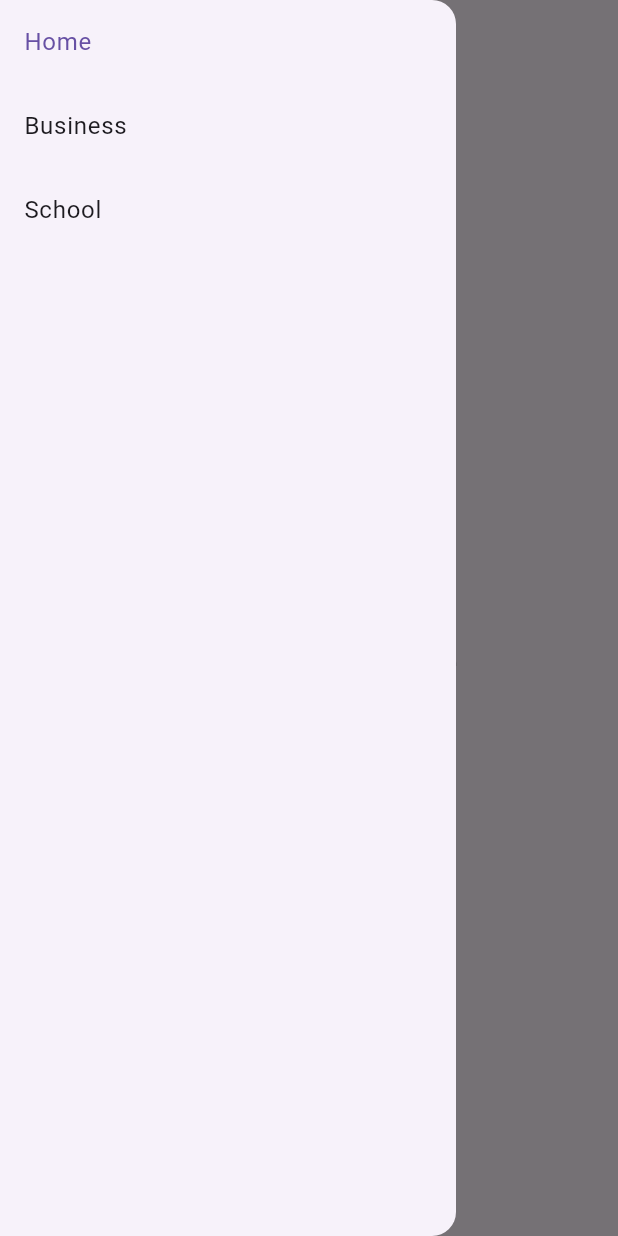
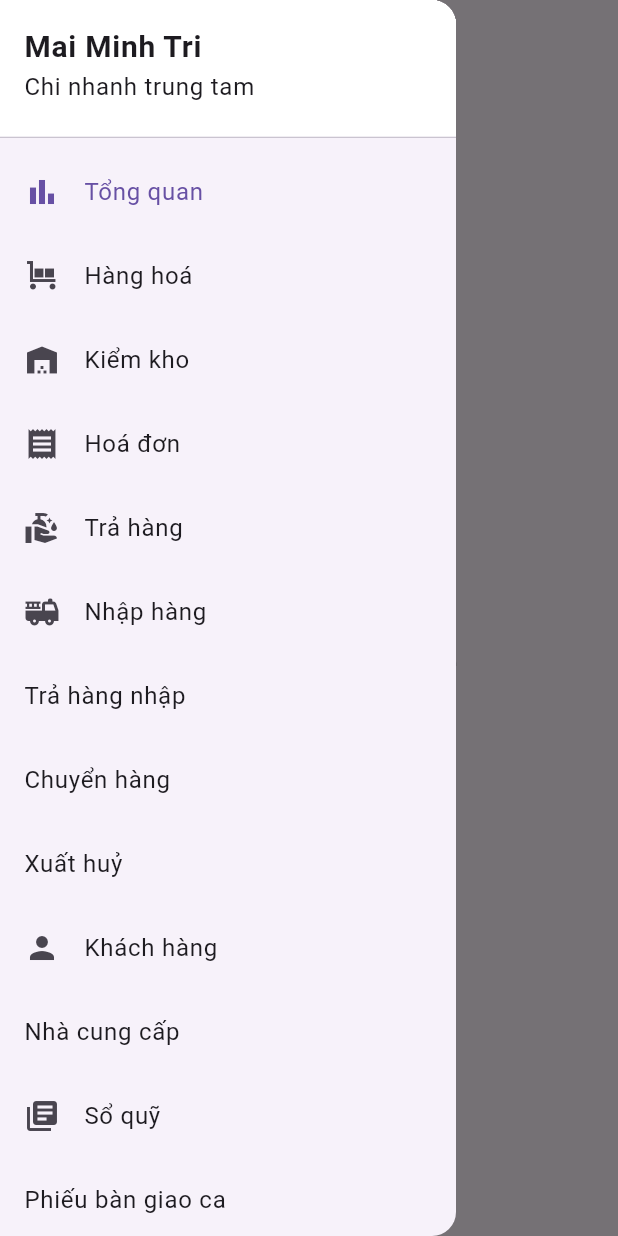
Before and after one commit to trimai3001/Tasty, a Flutter app: the screen it shows after launch, with the side drawer open, on a phone screen of 412 x 824 dp. Run offline on Flutter 3.47's test engine with Material 3 defaults, Android fonts, the phone set to English and light mode, and no system bars.

Commit message:
Add icon and menu for navigator (drawer)

```diff
--- a/lib/home.dart
+++ b/lib/home.dart
@@ -42,40 +42,184 @@ class _MyHomePageState extends State<MyHomePage> {
         child: _widgetOptions[_selectedIndex],
       ),
       drawer: Drawer(
-        // Add a ListView to the drawer. This ensures the user can scroll
-        // through the options in the drawer if there isn't enough vertical
-        // space to fit everything.
         child: ListView(
-          // Important: Remove any padding from the ListView.
           padding: EdgeInsets.zero,
           children: [
+            const SizedBox(
+              height: 100,
+              child: DrawerHeader(
+                  decoration: BoxDecoration(
+                    color: Colors.white,
+                  ),
+                  child: Column(
+                    crossAxisAlignment: CrossAxisAlignment.start,
+                    children: [
+                      Text(
+                        "Mai Minh Tri",
+                        style: TextStyle(
+                            fontSize: 20, fontWeight: FontWeight.bold),
+                      ),
+                      Text("Chi nhanh trung tam", textAlign: TextAlign.left)
+                    ],
+                  )),
+            ),
             ListTile(
-              title: const Text('Home'),
+              leading: const Icon(Icons.bar_chart_outlined),
+              title: const Text('Tổng quan'),
               selected: _selectedIndex == 0,
               onTap: () {
-                // Update the state of the app
                 _onItemTapped(0);
-                // Then close the drawer
                 Navigator.pop(context);
               },
             ),
             ListTile(
-              title: const Text('Business'),
+              leading: const Icon(Icons.trolley),
+              title: const Text('Hàng hoá'),
               selected: _selectedIndex == 1,
               onTap: () {
-                // Update the state of the app
                 _onItemTapped(1);
-                // Then close the drawer
                 Navigator.pop(context);
               },
             ),
             ListTile(
-              title: const Text('School'),
+              leading: const Icon(Icons.warehouse),
+              title: const Text('Kiểm kho'),
               selected: _selectedIndex == 2,
               onTap: () {
-                // Update the state of the app
                 _onItemTapped(2);
-                // Then close the drawer
+                Navigator.pop(context);
+              },
+            ),
+            ListTile(
+              leading: const Icon(Icons.receipt),
+              title: const Text('Hoá đơn'),
+              selected: _selectedIndex == 3,
+              onTap: () {
+                _onItemTapped(3);
+                Navigator.pop(context);
+              },
+            ),
+            ListTile(
+              leading: const Icon(Icons.clean_hands),
+              title: const Text('Trả hàng'),
+              selected: _selectedIndex == 4,
+              onTap: () {
+                _onItemTapped(4);
+                Navigator.pop(context);
+              },
+            ),
+            // Add more ListTile widgets for additional options...
+            // Example:
+            ListTile(
+              leading: const Icon(Icons.fire_truck),
+              title: const Text('Nhập hàng'),
+              selected: _selectedIndex == 5,
+              onTap: () {
+                _onItemTapped(5);
+                Navigator.pop(context);
+              },
+            ),
+            ListTile(
+              title: const Text('Trả hàng nhập'),
+              selected: _selectedIndex == 6,
+              onTap: () {
+                _onItemTapped(6);
+                Navigator.pop(context);
+              },
+            ),
+            ListTile(
+              title: const Text('Chuyển hàng'),
+              selected: _selectedIndex == 7,
+              onTap: () {
+                _onItemTapped(7);
+                Navigator.pop(context);
+              },
+            ),
+            ListTile(
+              title: const Text('Xuất huỷ'),
+              selected: _selectedIndex == 8,
+              onTap: () {
+                _onItemTapped(8);
+                Navigator.pop(context);
+              },
+            ),
+            ListTile(
+              leading: const Icon(Icons.person),
+              title: const Text('Khách hàng'),
+              selected: _selectedIndex == 9,
+              onTap: () {
+                _onItemTapped(9);
+                Navigator.pop(context);
+              },
+            ),
+            ListTile(
+              title: const Text('Nhà cung cấp'),
+              selected: _selectedIndex == 10,
+              onTap: () {
+                _onItemTapped(10);
+                Navigator.pop(context);
+              },
+            ),
+            ListTile(
+              leading: const Icon(Icons.library_books),
+              title: const Text('Sổ quỹ'),
+              selected: _selectedIndex == 11,
+              onTap: () {
+                _onItemTapped(11);
+                Navigator.pop(context);
+              },
+            ),
+            ListTile(
+              title: const Text('Phiếu bàn giao ca'),
+              selected: _selectedIndex == 12,
+              onTap: () {
+                _onItemTapped(12);
+                Navigator.pop(context);
+              },
+            ),
+            ListTile(
+              leading: const Icon(Icons.summarize),
+              title: const Text('Báo cáo'),
+              selected: _selectedIndex == 13,
+              onTap: () {
+                _onItemTapped(13);
+                Navigator.pop(context);
+              },
+            ),
+            ListTile(
+              leading: const Icon(Icons.attach_money),
+              title: const Text('Bán hàng'),
+              selected: _selectedIndex == 14,
+              onTap: () {
+                _onItemTapped(14);
+                Navigator.pop(context);
+              },
+            ),
+            ListTile(
+              leading: const Icon(Icons.table_bar),
+              title: const Text('Phòng/bàn'),
+              selected: _selectedIndex == 15,
+              onTap: () {
+                _onItemTapped(15);
+                Navigator.pop(context);
+              },
+            ),
+            ListTile(
+              leading: const Icon(Icons.local_print_shop),
+              title: const Text('Máy in'),
+              selected: _selectedIndex == 16,
+              onTap: () {
+                _onItemTapped(16);
+                Navigator.pop(context);
+              },
+            ),
+            ListTile(
+              leading: const Icon(Icons.logout, color: Colors.red),
+              title:
+                  const Text('Đăng xuất', style: TextStyle(color: Colors.red)),
+              selected: _selectedIndex == 17,
+              onTap: () {
+                _onItemTapped(17);
                 Navigator.pop(context);
               },
             ),
```
Also changed, not shown: lib/drawer_general.dart (added).
